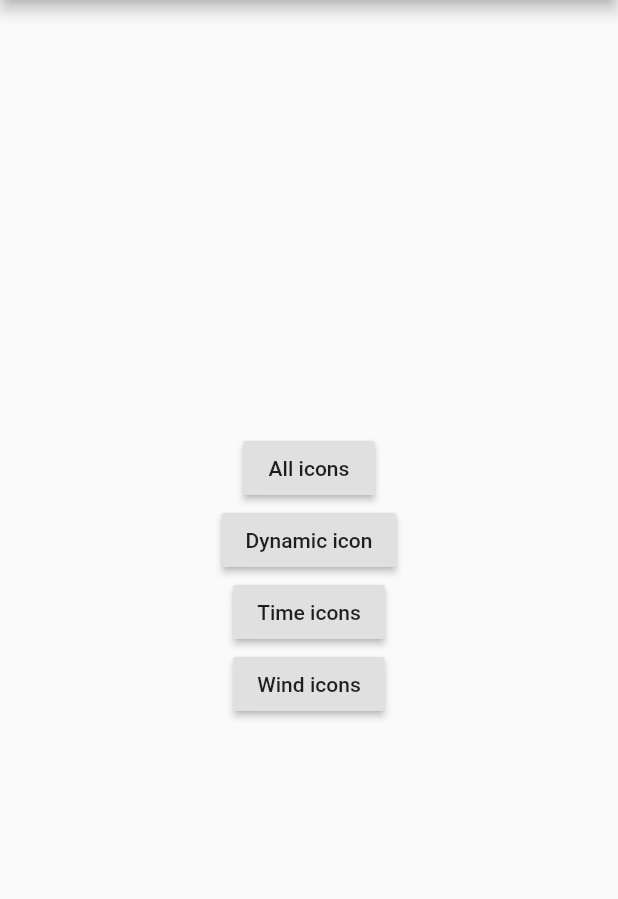
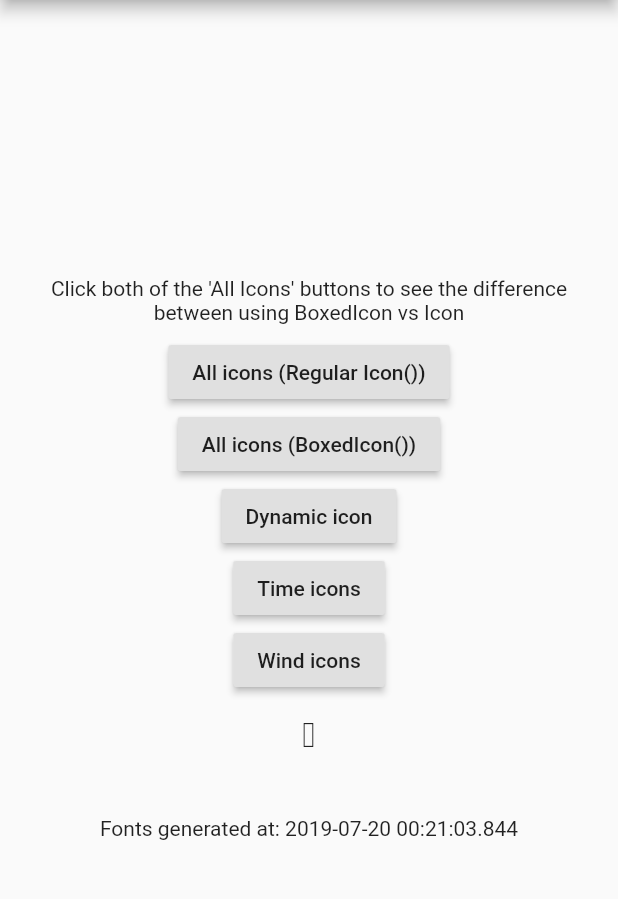
Before and after one commit to worldturtlemedia/weather_icons, a Flutter app: the screen it shows after launch, on a phone screen of 412 x 824 dp, the part 84-983 px from its top. Run offline on Flutter 3.47's test engine with Material 2 defaults, Android fonts, the phone set to English and light mode, and no system bars; statements that could not run were skipped.

Commit message:
feat(boxedicon): add a widget for boxing the font icon
Because of how the icon font is setup, there was a lot of extra space. And the icon was drawing
outside its bounds.  BoxedIcon is a way to prevent that.

```diff
--- a/example/lib/main.dart
+++ b/example/lib/main.dart
@@ -1,4 +1,7 @@
 import 'package:flutter/material.dart';
+
+import 'package:weather_icons/weather_icons.dart';
+import 'package:weather_icons_example/util.dart';
 
 import 'all.dart';
 import 'dynamic.dart';
@@ -18,6 +21,7 @@ class MyApp extends StatelessWidget {
       home: MyHomePage(),
       routes: {
         "all": (context) => AllScreen(),
+        "all-boxed": (context) => AllScreen(isBoxed: true),
         "dynamic": (context) => DynamicScreen(),
         "time": (context) => TimeScreen(),
         "wind": (context) => WindScreen(),
@@ -37,9 +41,20 @@ class MyHomePage extends StatelessWidget {
         child: Column(
           mainAxisAlignment: MainAxisAlignment.center,
           children: [
+            Padding(
+              padding: const EdgeInsets.all(8.0),
+              child: Text(
+                "Click both of the 'All Icons' buttons to see the difference between using BoxedIcon vs Icon",
+                textAlign: TextAlign.center,
+              ),
+            ),
             RaisedButton(
-              child: Text("All icons"),
+              child: Text("All icons (Regular Icon())"),
               onPressed: () => _navigate(context, "all"),
+            ),
+            RaisedButton(
+              child: Text("All icons (BoxedIcon())"),
+              onPressed: () => _navigate(context, "all-boxed"),
             ),
             RaisedButton(
               child: Text("Dynamic icon"),
@@ -53,6 +68,17 @@ class MyHomePage extends StatelessWidget {
               child: Text("Wind icons"),
               onPressed: () => _navigate(context, "wind"),
             ),
+            IconButton(
+              icon: BoxedIcon(WeatherIcons.day_cloudy_gusts),
+              onPressed: () {},
+            ),
+            Padding(
+              padding: const EdgeInsets.all(32.0),
+              child: Text(
+                "Fonts generated at: ${DateTime.fromMillisecondsSinceEpoch(WeatherIconsUtil.dateTimestamp)}",
+                textAlign: TextAlign.center,
+              ),
+            )
           ],
         ),
       ),
--- a/example/lib/util.dart
+++ b/example/lib/util.dart
@@ -1,5 +1,5 @@
 class WeatherIconsUtil {
-  static const double dateTimestamp = 1563577764979;
+  static const int dateTimestamp = 1563582063844;
 
   static const Map<String, int> iconMap = {
     'wi-day-sunny': 0xf00d,
--- /dev/null
+++ b/lib/src/boxed_icon.dart
@@ -0,0 +1,63 @@
+import 'package:flutter/material.dart';
+
+/// Create a consistent [Icon] for [WeatherIcons].
+///
+/// The icons in the Weather Icons font are not perfectly centered or square,
+/// so when you create an [Icon] using one of the [WeatherIcons] the
+/// actual icon can be drawn **outside** the boundaries of the container
+/// it is in.  Which can lead to unintended layout bugs.
+///
+/// This widget works by basically copying the build function from [Icon], but
+/// tweaking the [SizedBox] so that it will comfortably fit all of the [WeatherIcons].
+///
+/// You can use it just like you would use any [Icon]:
+///
+///     IconButton(
+///       icon: BoxedIcon(WeatherIcons.day_cloudy_gusts),
+///       onPressed: () {},
+///     );
+class BoxedIcon extends StatelessWidget {
+  final IconData icon;
+  final double size;
+  final Color color;
+
+  const BoxedIcon(
+    this.icon, {
+    Key key,
+    this.size,
+    this.color,
+  })  : assert(icon != null),
+        super(key: key);
+
+  @override
+  Widget build(BuildContext context) {
+    final IconThemeData iconTheme = IconTheme.of(context);
+
+    final double iconSize = size ?? iconTheme.size;
+
+    final double iconOpacity = iconTheme.opacity;
+    Color iconColor = color ?? iconTheme.color;
+    if (iconOpacity != 1.0)
+      iconColor = iconColor.withOpacity(iconColor.opacity * iconOpacity);
+
+    return SizedBox(
+      width: iconSize * 1.5,
+      child: Center(
+        child: RichText(
+          textAlign: TextAlign.center,
+          textDirection: TextDirection.ltr,
+          text: TextSpan(
+            text: String.fromCharCode(icon.codePoint),
+            style: TextStyle(
+              inherit: false,
+              color: iconColor,
+              fontSize: iconSize,
+              fontFamily: "WeatherIcons",
+              package: "weather_icons",
+            ),
+          ),
+        ),
+      ),
+    );
+  }
+}
--- a/lib/src/time_icon.dart
+++ b/lib/src/time_icon.dart
@@ -25,13 +25,19 @@ class TimeIcon {
   }
 
   /// Create a 'time' [Icon] at a specific integer [hour].
-  static Icon iconFromHour(int hour) => Icon(fromHour(hour));
+  ///
+  /// Pass false for [boxed] if you don't want the icon to be boxed.
+  static Icon iconFromHour(int hour, {bool boxed = true}) =>
+      boxed ? BoxedIcon(fromHour(hour)) : Icon(fromHour(hour));
 
   /// Get the 'time' [IconData] at a specific time using the [dateTime].
   static IconData fromDate(DateTime dateTime) => fromHour(dateTime.hour);
 
   /// Create a 'time' [Icon] at a specific time using the [dateTime].
-  static Icon iconFromDate(DateTime dateTime) => iconFromHour(dateTime.hour);
+  ///
+  /// Pass false for [boxed] if you don't want the icon to be boxed.
+  static Icon iconFromDate(DateTime dateTime, {bool boxed = true}) =>
+      iconFromHour(dateTime.hour, boxed: boxed);
 
   /// A list of all of the 'time' [WeatherIcons].
   static const List<IconData> all = [
--- a/lib/src/weather_icons_g.dart
+++ b/lib/src/weather_icons_g.dart
@@ -1,7 +1,7 @@
 /// GENERATED CODE
 /// This file is auto-generated by the 'scrape_icons' script, and should not be modified by hand.
 /// See the README.md for more information.
-/// Generated on Fri Jul 19 2019 19:09:24 GMT-0400 (Eastern Daylight Time)
+/// Generated on Fri Jul 19 2019 20:21:03 GMT-0400 (Eastern Daylight Time)
 
 import 'package:flutter/material.dart';
 
```
Also changed, not shown: example/lib/all.dart (+23 -7 lines), example/lib/wind.dart (+57 -2 lines), lib/src/wind_icon.dart (+3 -7 lines), 2 other files.
